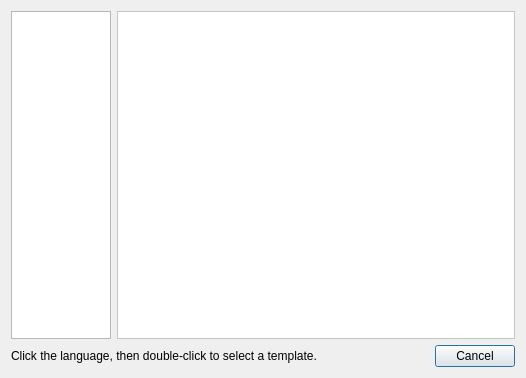
Old version of the form src/propelleride/forms/newfromtemplate.ui in the repository parallaxinc/PropellerIDE.
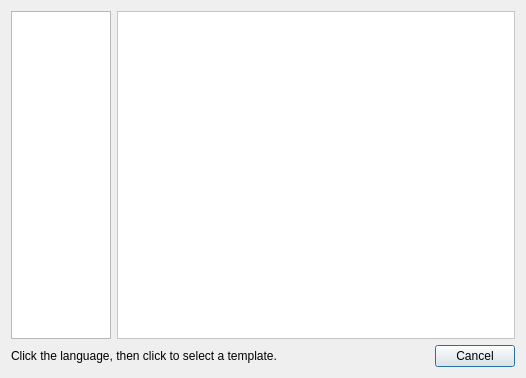
New version of the form.

```diff
--- a/src/propelleride/forms/newfromtemplate.ui
+++ b/src/propelleride/forms/newfromtemplate.ui
@@ -186,7 +186,7 @@
      <item>
       <widget class="QLabel" name="label">
        <property name="text">
-        <string>Click the language, then double-click to select a template.</string>
+        <string>Click the language, then click to select a template.</string>
        </property>
       </widget>
      </item>
```
